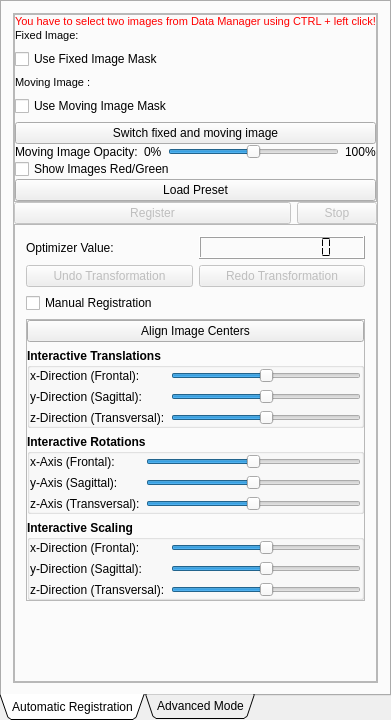
This is Plugins/org.mitk.gui.qt.registration/src/internal/QmitkRigidRegistrationViewControls.ui in MITK/MITK as Qt 5 draws it before an edit. The edited form follows.
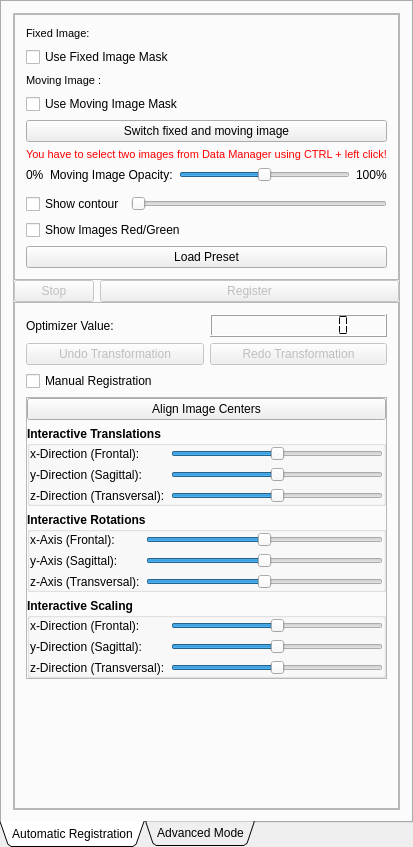
This is the edited form. Icons and pictures are not drawn. Custom widgets are drawn as their Qt base class.

Commit message: started on the contour visualization

What changed in the file:
```diff
--- a/Plugins/org.mitk.gui.qt.registration/src/internal/QmitkRigidRegistrationViewControls.ui
+++ b/Plugins/org.mitk.gui.qt.registration/src/internal/QmitkRigidRegistrationViewControls.ui
@@ -6,8 +6,8 @@
    <rect>
     <x>0</x>
     <y>0</y>
-    <width>381</width>
-    <height>720</height>
+    <width>413</width>
+    <height>847</height>
    </rect>
   </property>
   <property name="minimumSize">
@@ -69,118 +69,6 @@
              <enum>QFrame::Raised</enum>
             </property>
             <layout class="QVBoxLayout" name="verticalLayout_7">
-             <property name="spacing">
-              <number>0</number>
-             </property>
-             <property name="margin">
-              <number>0</number>
-             </property>
-             <item>
-              <widget class="QLabel" name="m_StatusLabel">
-               <property name="palette">
-                <palette>
-                 <active>
-                  <colorrole role="WindowText">
-                   <brush brushstyle="SolidPattern">
-                    <color alpha="255">
-                     <red>255</red>
-                     <green>0</green>
-                     <blue>0</blue>
-                    </color>
-                   </brush>
-                  </colorrole>
-                  <colorrole role="Text">
-                   <brush brushstyle="SolidPattern">
-                    <color alpha="255">
-                     <red>0</red>
-                     <green>0</green>
-                     <blue>0</blue>
-                    </color>
-                   </brush>
-                  </colorrole>
-                  <colorrole role="ButtonText">
-                   <brush brushstyle="SolidPattern">
-                    <color alpha="255">
-                     <red>0</red>
-                     <green>0</green>
-                     <blue>0</blue>
-                    </color>
-                   </brush>
-                  </colorrole>
-                 </active>
-                 <inactive>
-                  <colorrole role="WindowText">
-                   <brush brushstyle="SolidPattern">
-                    <color alpha="255">
-                     <red>255</red>
-                     <green>0</green>
-                     <blue>0</blue>
-                    </color>
-                   </brush>
-                  </colorrole>
-                  <colorrole role="Text">
-                   <brush brushstyle="SolidPattern">
-                    <color alpha="255">
-                     <red>0</red>
-                     <green>0</green>
-                     <blue>0</blue>
-                    </color>
-                   </brush>
-                  </colorrole>
-                  <colorrole role="ButtonText">
-                   <brush brushstyle="SolidPattern">
-                    <color alpha="255">
-                     <red>0</red>
-                     <green>0</green>
-                     <blue>0</blue>
-                    </color>
-                   </brush>
-                  </colorrole>
-                 </inactive>
-                 <disabled>
-                  <colorrole role="WindowText">
-                   <brush brushstyle="SolidPattern">
-                    <color alpha="255">
-                     <red>118</red>
-                     <green>116</green>
-                     <blue>108</blue>
-                    </color>
-                   </brush>
-                  </colorrole>
-                  <colorrole role="Text">
-                   <brush brushstyle="SolidPattern">
-                    <color alpha="255">
-                     <red>118</red>
-                     <green>116</green>
-                     <blue>108</blue>
-                    </color>
-                   </brush>
-                  </colorrole>
-                  <colorrole role="ButtonText">
-                   <brush brushstyle="SolidPattern">
-                    <color alpha="255">
-                     <red>118</red>
-                     <green>116</green>
-                     <blue>108</blue>
-                    </color>
-                   </brush>
-                  </colorrole>
-                 </disabled>
-                </palette>
-               </property>
-               <property name="font">
-                <font>
-                 <pointsize>8</pointsize>
-                </font>
-               </property>
-               <property name="toolTip">
-                <string/>
-               </property>
-               <property name="text">
-                <string>You have to select two images from Data Manager using CTRL + left click!</string>
-               </property>
-              </widget>
-             </item>
              <item>
               <layout class="QFormLayout" name="formLayout">
                <property name="fieldGrowthPolicy">
@@ -263,18 +151,114 @@
                </item>
               </layout>
              </item>
+             <item>
+              <widget class="QLabel" name="m_StatusLabel">
+               <property name="palette">
+                <palette>
+                 <active>
+                  <colorrole role="WindowText">
+                   <brush brushstyle="SolidPattern">
+                    <color alpha="255">
+                     <red>255</red>
+                     <green>0</green>
+                     <blue>0</blue>
+                    </color>
+                   </brush>
+                  </colorrole>
+                  <colorrole role="Text">
+                   <brush brushstyle="SolidPattern">
+                    <color alpha="255">
+                     <red>0</red>
+                     <green>0</green>
+                     <blue>0</blue>
+                    </color>
+                   </brush>
+                  </colorrole>
+                  <colorrole role="ButtonText">
+                   <brush brushstyle="SolidPattern">
+                    <color alpha="255">
+                     <red>0</red>
+                     <green>0</green>
+                     <blue>0</blue>
+                    </color>
+                   </brush>
+                  </colorrole>
+                 </active>
+                 <inactive>
+                  <colorrole role="WindowText">
+                   <brush brushstyle="SolidPattern">
+                    <color alpha="255">
+                     <red>255</red>
+                     <green>0</green>
+                     <blue>0</blue>
+                    </color>
+                   </brush>
+                  </colorrole>
+                  <colorrole role="Text">
+                   <brush brushstyle="SolidPattern">
+                    <color alpha="255">
+                     <red>0</red>
+                     <green>0</green>
+                     <blue>0</blue>
+                    </color>
+                   </brush>
+                  </colorrole>
+                  <colorrole role="ButtonText">
+                   <brush brushstyle="SolidPattern">
+                    <color alpha="255">
+                     <red>0</red>
+                     <green>0</green>
+                     <blue>0</blue>
+                    </color>
+                   </brush>
+                  </colorrole>
+                 </inactive>
+                 <disabled>
+                  <colorrole role="WindowText">
+                   <brush brushstyle="SolidPattern">
+                    <color alpha="255">
+                     <red>118</red>
+                     <green>116</green>
+                     <blue>108</blue>
+                    </color>
+                   </brush>
+                  </colorrole>
+                  <colorrole role="Text">
+                   <brush brushstyle="SolidPattern">
+                    <color alpha="255">
+                     <red>118</red>
+                     <green>116</green>
+                     <blue>108</blue>
+                    </color>
+                   </brush>
+                  </colorrole>
+                  <colorrole role="ButtonText">
+                   <brush brushstyle="SolidPattern">
+                    <color alpha="255">
+                     <red>118</red>
+                     <green>116</green>
+                     <blue>108</blue>
+                    </color>
+                   </brush>
+                  </colorrole>
+                 </disabled>
+                </palette>
+               </property>
+               <property name="font">
+                <font>
+                 <pointsize>8</pointsize>
+                </font>
+               </property>
+               <property name="toolTip">
+                <string/>
+               </property>
+               <property name="text">
+                <string>You have to select two images from Data Manager using CTRL + left click!</string>
+               </property>
+              </widget>
+             </item>
              <item>
               <layout class="QHBoxLayout" name="_3">
-               <item>
-                <widget class="QLabel" name="m_OpacityLabel">
-                 <property name="text">
-                  <string>Moving Image Opacity:</string>
-                 </property>
-                 <property name="wordWrap">
-                  <bool>false</bool>
-                 </property>
-                </widget>
-               </item>
                <item>
                 <widget class="QLabel" name="label">
                  <property name="text">
@@ -282,6 +266,16 @@
                  </property>
                 </widget>
                </item>
+               <item>
+                <widget class="QLabel" name="m_OpacityLabel">
+                 <property name="text">
+                  <string>Moving Image Opacity:</string>
+                 </property>
+                 <property name="wordWrap">
+                  <bool>false</bool>
+                 </property>
+                </widget>
+               </item>
                <item>
                 <widget class="QSlider" name="m_OpacitySlider">
                  <property name="sizePolicy">
@@ -313,6 +307,24 @@
              <item>
               <widget class="QmitkSliderNavigatorWidget" name="timeSlider" native="true"/>
              </item>
+             <item>
+              <layout class="QHBoxLayout" name="horizontalLayout">
+               <item>
+                <widget class="QCheckBox" name="m_ShowContour">
+                 <property name="text">
+                  <string>Show contour</string>
+                 </property>
+                </widget>
+               </item>
+               <item>
+                <widget class="QSlider" name="m_ContourSlider">
+                 <property name="orientation">
+                  <enum>Qt::Horizontal</enum>
+                 </property>
+                </widget>
+               </item>
+              </layout>
+             </item>
              <item>
               <widget class="QCheckBox" name="m_ShowRedGreenValues">
                <property name="sizePolicy">
@@ -342,6 +354,16 @@
           </item>
           <item>
            <layout class="QHBoxLayout" name="horizontalLayout_4">
+            <item>
+             <widget class="QPushButton" name="m_StopOptimization">
+              <property name="enabled">
+               <bool>false</bool>
+              </property>
+              <property name="text">
+               <string>Stop</string>
+              </property>
+             </widget>
+            </item>
             <item>
              <widget class="QPushButton" name="m_CalculateTransformation">
               <property name="enabled">
@@ -371,16 +393,6 @@
               </property>
              </widget>
             </item>
-            <item>
-             <widget class="QPushButton" name="m_StopOptimization">
-              <property name="enabled">
-               <bool>false</bool>
-              </property>
-              <property name="text">
-               <string>Stop</string>
-              </property>
-             </widget>
-            </item>
            </layout>
           </item>
           <item>
```
Left out of the diff: 6 changed lines with no effect on the pictures. The commit also changes 2 other files.
